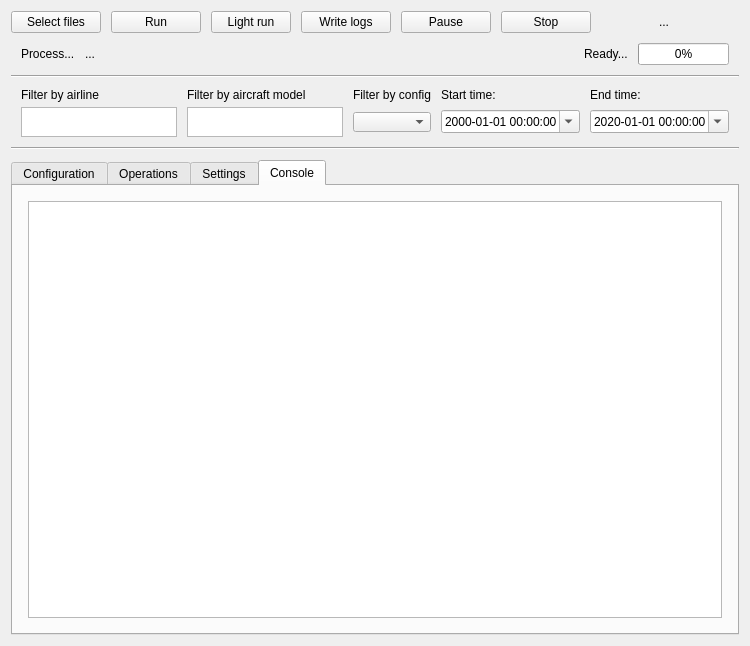
Old version of the form src/main2.ui in the repository fmu93/ATM-metrics.
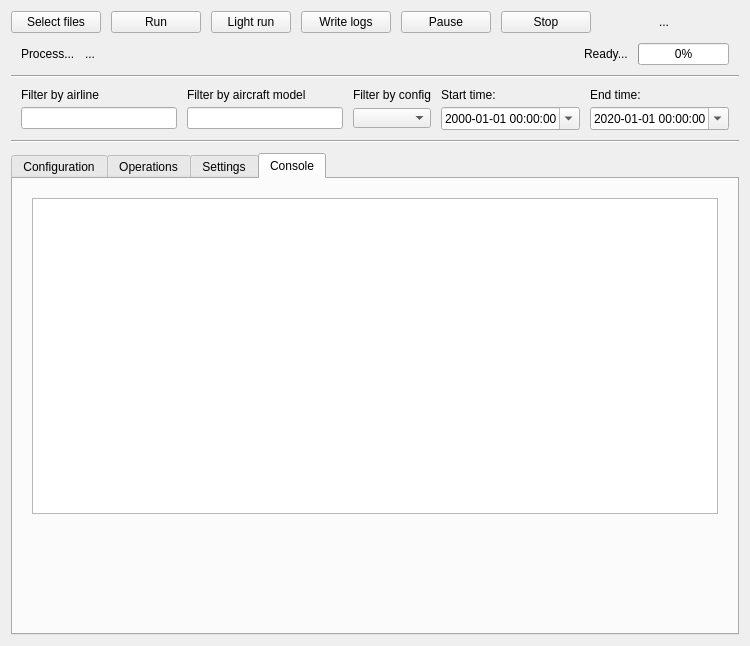
New version of the form. The open tabs and pages were chosen to show the change.

Commit message: Config order fixed, sid/star evaluation, filters linked but not set

Patch:
```diff
--- a/src/main2.ui
+++ b/src/main2.ui
@@ -282,26 +282,6 @@
          </property>
         </widget>
        </item>
-       <item row="2" column="0">
-        <widget class="QPlainTextEdit" name="plainTextEdit_airline">
-         <property name="maximumSize">
-          <size>
-           <width>16777215</width>
-           <height>30</height>
-          </size>
-         </property>
-        </widget>
-       </item>
-       <item row="2" column="1">
-        <widget class="QPlainTextEdit" name="plainTextEdit_acMdl">
-         <property name="maximumSize">
-          <size>
-           <width>16777215</width>
-           <height>30</height>
-          </size>
-         </property>
-        </widget>
-       </item>
        <item row="1" column="2">
         <widget class="QLabel" name="label_13">
          <property name="sizePolicy">
@@ -378,6 +358,12 @@
          </property>
         </widget>
        </item>
+       <item row="2" column="1">
+        <widget class="QLineEdit" name="lineEdit_filter_model"/>
+       </item>
+       <item row="2" column="0">
+        <widget class="QLineEdit" name="lineEdit_filter_airline"/>
+       </item>
       </layout>
      </item>
      <item>
@@ -1578,19 +1564,45 @@
          <item row="0" column="0">
           <layout class="QGridLayout" name="gridLayout_10">
            <property name="leftMargin">
-            <number>6</number>
+            <number>10</number>
            </property>
            <property name="topMargin">
-            <number>6</number>
+            <number>10</number>
            </property>
            <property name="rightMargin">
-            <number>6</number>
+            <number>10</number>
            </property>
            <property name="bottomMargin">
-            <number>6</number>
+            <number>10</number>
            </property>
            <item row="0" column="0">
-            <widget class="QPlainTextEdit" name="console"/>
+            <widget class="QPlainTextEdit" name="console">
+             <property name="sizePolicy">
+              <sizepolicy hsizetype="Expanding" vsizetype="Expanding">
+               <horstretch>0</horstretch>
+               <verstretch>1</verstretch>
+              </sizepolicy>
+             </property>
+             <property name="focusPolicy">
+              <enum>Qt::ClickFocus</enum>
+             </property>
+             <property name="readOnly">
+              <bool>true</bool>
+             </property>
+            </widget>
+           </item>
+           <item row="1" column="0">
+            <spacer name="verticalSpacer_2">
+             <property name="orientation">
+              <enum>Qt::Vertical</enum>
+             </property>
+             <property name="sizeHint" stdset="0">
+              <size>
+               <width>20</width>
+               <height>100</height>
+              </size>
+             </property>
+            </spacer>
            </item>
           </layout>
          </item>
```
Left out of the diff: 151 changed lines with no effect on the pictures. The commit also changes 13 other files.
